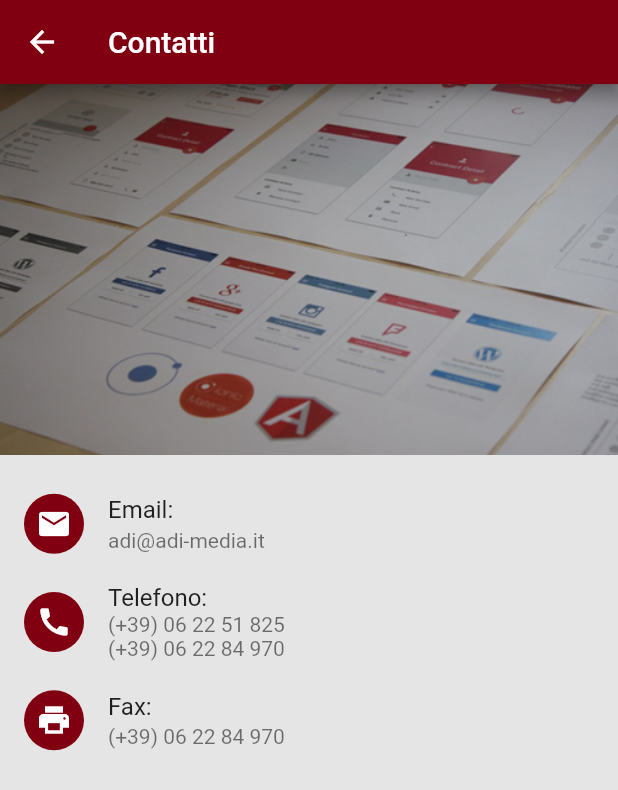
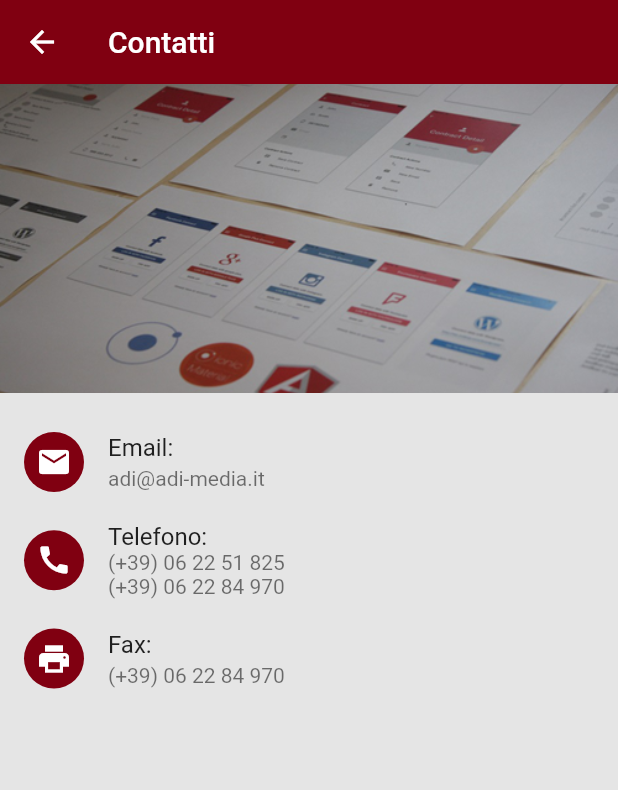
Before and after one commit to theFreeman96/inni-di-lode, a Flutter app: the screen it shows after launch, in the side drawer, after a tap on "Contatti", on a phone screen of 412 x 824 dp. Shown: the top 790 px of the screen. Run offline on Flutter 3.47's test engine with Material 2 defaults, Android fonts, the phone set to English and light mode, and no system bars; our stand-ins replace flutter_widget_from_html_core, font_awesome_flutter, sqflite; accounts and stored records are empty.

Commit message:
Reduced the header height

```diff
--- a/lib/screens/info/info_page.dart
+++ b/lib/screens/info/info_page.dart
@@ -11,6 +11,7 @@ class InfoPage extends StatelessWidget {
     return SafeArea(
       child: Scaffold(
         appBar: AppBar(
+          elevation: 0.0,
           title: const Text('Contatti'),
           leading: IconButton(
             tooltip: 'Indietro',
@@ -26,7 +27,7 @@ class InfoPage extends StatelessWidget {
                 crossAxisAlignment: CrossAxisAlignment.start,
                 children: <Widget>[
                   SizedBox(
-                    height: MediaQuery.of(context).size.height * 0.3,
+                    height: MediaQuery.of(context).size.height * 0.25,
                     child: InfoHeader(),
                   ),
                   Expanded(
```
